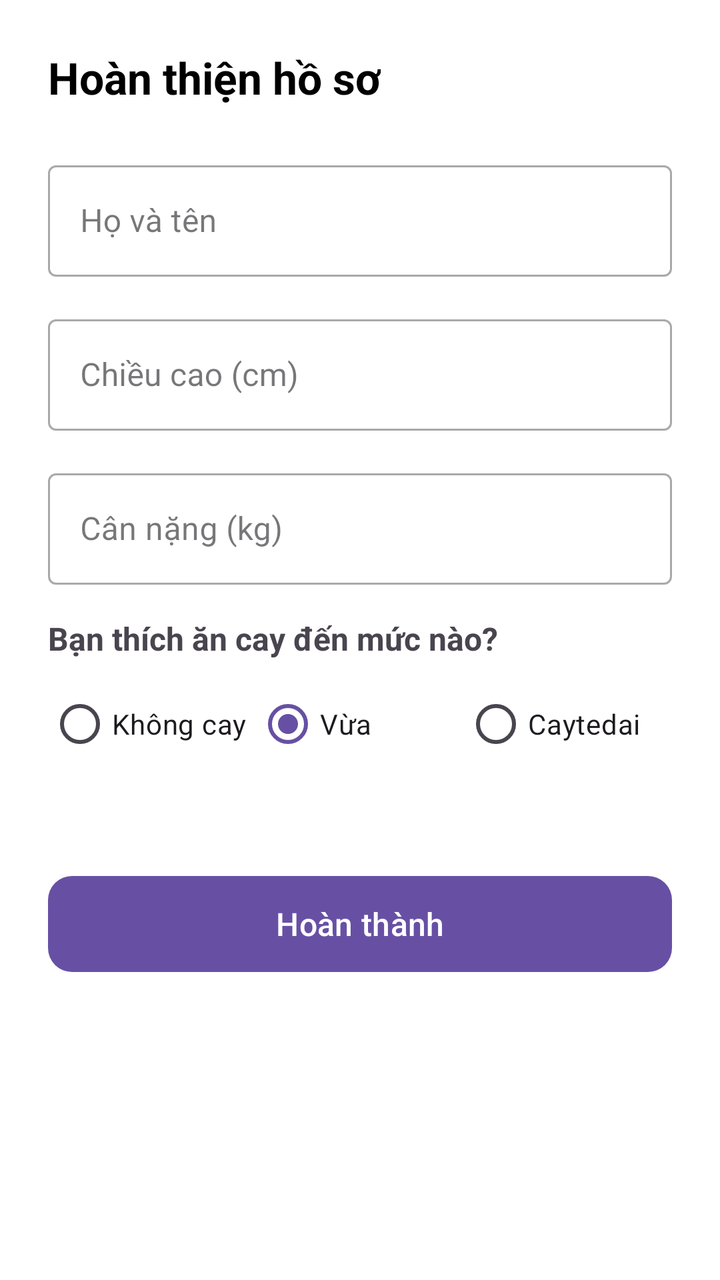
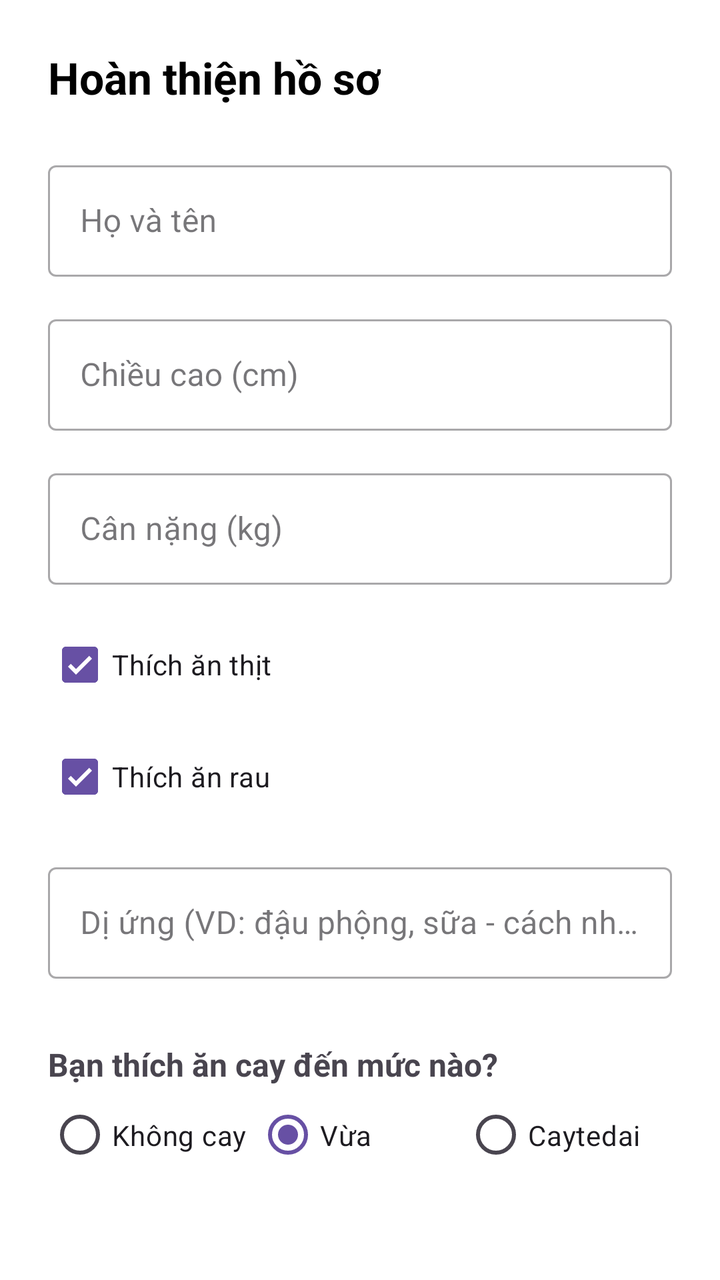

Compare the two renders of this Android layout. The source of the first and the diff that turns it into the second are given below.
<!-- AndroidManifest.xml: application theme Theme.Angiday -->
<!-- res/layout/activity_setup_profile.xml -->
<?xml version="1.0" encoding="utf-8"?>
<LinearLayout xmlns:android="http://schemas.android.com/apk/res/android"
    xmlns:app="http://schemas.android.com/apk/res-auto"
    android:layout_width="match_parent"
    android:layout_height="match_parent"
    android:orientation="vertical"
    android:padding="24dp"
    android:background="@android:color/white">

    
    <TextView
        android:layout_width="wrap_content"
        android:layout_height="wrap_content"
        android:text="Hoàn thiện hồ sơ"
        android:textSize="22sp"
        android:textStyle="bold"
        android:textColor="@android:color/black"
        android:layout_marginBottom="24dp" />

    
    <com.google.android.material.textfield.TextInputLayout
        android:layout_width="match_parent"
        android:layout_height="wrap_content"
        android:layout_marginBottom="16dp"
        style="@style/Widget.MaterialComponents.TextInputLayout.OutlinedBox">

        <com.google.android.material.textfield.TextInputEditText
            android:id="@+id/etName"
            android:layout_width="match_parent"
            android:layout_height="wrap_content"
            android:hint="Họ và tên"
            android:inputType="textPersonName" />
    </com.google.android.material.textfield.TextInputLayout>

    
    <com.google.android.material.textfield.TextInputLayout
        android:layout_width="match_parent"
        android:layout_height="wrap_content"
        android:layout_marginBottom="16dp"
        style="@style/Widget.MaterialComponents.TextInputLayout.OutlinedBox">

        <com.google.android.material.textfield.TextInputEditText
            android:id="@+id/etHeight"
            android:layout_width="match_parent"
            android:layout_height="wrap_content"
            android:hint="Chiều cao (cm)"
            android:inputType="numberDecimal" />
    </com.google.android.material.textfield.TextInputLayout>

    
    <com.google.android.material.textfield.TextInputLayout
        android:layout_width="match_parent"
        android:layout_height="wrap_content"
        android:layout_marginBottom="16dp"
        style="@style/Widget.MaterialComponents.TextInputLayout.OutlinedBox">

        <com.google.android.material.textfield.TextInputEditText
            android:id="@+id/etWeight"
            android:layout_width="match_parent"
            android:layout_height="wrap_content"
            android:hint="Cân nặng (kg)"
            android:inputType="numberDecimal" />
    </com.google.android.material.textfield.TextInputLayout>

    
    <TextView
        android:layout_width="wrap_content"
        android:layout_height="wrap_content"
        android:text="Bạn thích ăn cay đến mức nào?"
        android:textSize="16sp"
        android:textStyle="bold"
        android:layout_marginBottom="8dp" />

    <RadioGroup
        android:id="@+id/rgSpicy"
        android:layout_width="match_parent"
        android:layout_height="wrap_content"
        android:orientation="horizontal"
        android:layout_marginBottom="32dp">

        <com.google.android.material.radiobutton.MaterialRadioButton
            android:id="@+id/rb_low"
            android:layout_width="0dp"
            android:layout_height="wrap_content"
            android:layout_weight="1"
            android:text="Không cay" />

        <com.google.android.material.radiobutton.MaterialRadioButton
            android:id="@+id/rb_medium"
            android:layout_width="0dp"
            android:layout_height="wrap_content"
            android:layout_weight="1"
            android:text="Vừa"
            android:checked="true" />

        <com.google.android.material.radiobutton.MaterialRadioButton
            android:id="@+id/rb_high"
            android:layout_width="0dp"
            android:layout_height="wrap_content"
            android:layout_weight="1"
            android:text="Caytedai" />
    </RadioGroup>

    
    <com.google.android.material.button.MaterialButton
        android:id="@+id/btnSave"
        android:layout_width="match_parent"
        android:layout_height="56dp"
        android:text="Hoàn thành"
        android:textSize="16sp"
        app:cornerRadius="12dp"
        android:layout_gravity="center"
        android:layout_marginTop="16dp" />

</LinearLayout>
<!-- resources referenced by this layout -->
<resources>
  <style name="Theme.Angiday" parent="Base.Theme.Angiday" />
  <style name="Base.Theme.Angiday" parent="Theme.Material3.DayNight.NoActionBar">
          
          
      </style>
</resources>

<!-- the commit's change to res/layout/activity_setup_profile.xml (unified diff, before → after) -->
@@ -61,7 +61,38 @@
             android:hint="Cân nặng (kg)"
             android:inputType="numberDecimal" />
     </com.google.android.material.textfield.TextInputLayout>
+    
+    <com.google.android.material.checkbox.MaterialCheckBox
+        android:id="@+id/cbPreferMeat"
+        android:layout_width="wrap_content"
+        android:layout_height="wrap_content"
+        android:text="Thích ăn thịt"
+        android:checked="true"
+        android:layout_marginBottom="8dp" />
 
+    
+    <com.google.android.material.checkbox.MaterialCheckBox
+        android:id="@+id/cbPreferVeg"
+        android:layout_width="wrap_content"
+        android:layout_height="wrap_content"
+        android:text="Thích ăn rau"
+        android:checked="true"
+        android:layout_marginBottom="16dp" />
+
+    
+    <com.google.android.material.textfield.TextInputLayout
+        android:layout_width="match_parent"
+        android:layout_height="wrap_content"
+        android:layout_marginBottom="32dp"
+        style="@style/Widget.MaterialComponents.TextInputLayout.OutlinedBox">
+
+        <com.google.android.material.textfield.TextInputEditText
+            android:id="@+id/etAllergies"
+            android:layout_width="match_parent"
+            android:layout_height="wrap_content"
+            android:hint="Dị ứng (VD: đậu phộng, sữa - cách nhau bằng dấu phẩy)"
+            android:inputType="text" />
+    </com.google.android.material.textfield.TextInputLayout>
     
     <TextView
         android:layout_width="wrap_content"
